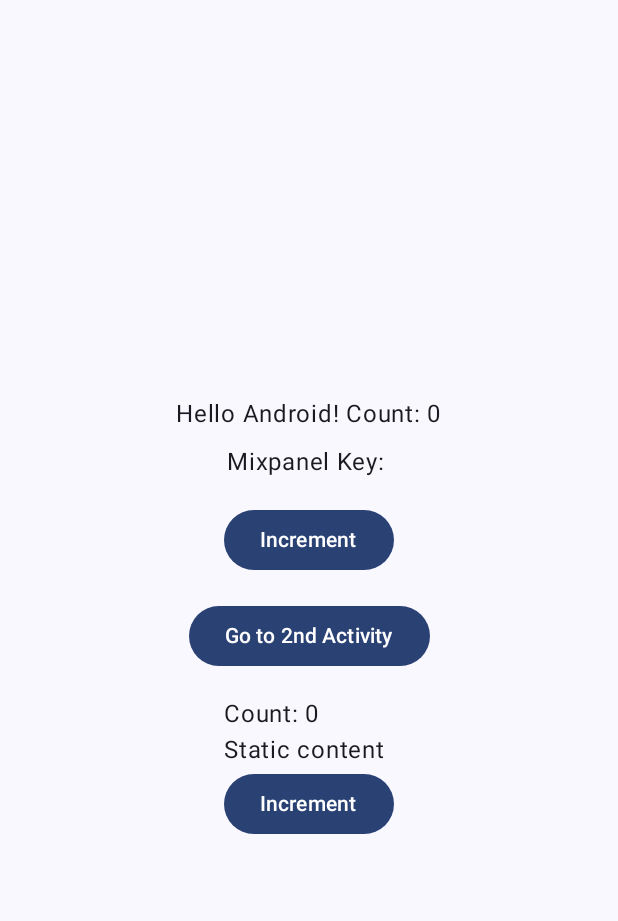
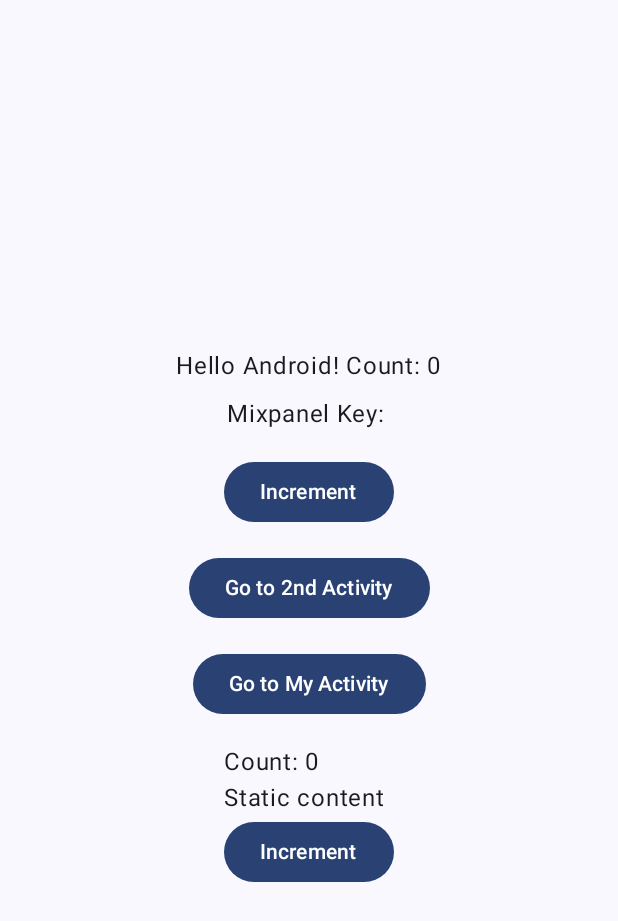
Before and after one commit to Jithin-Jude/bro-test-app, an Android app built with Jetpack Compose: the screen it shows after launch (MainActivity), on a phone screen of 412 x 824 dp. Shown: the top 921 px of the screen. Run offline under Robolectric (Android 15) with nearby library versions, the phone set to English and light mode, and no system bars.

Commit message:
MyActivityViewModel

```diff
--- a/app/src/main/AndroidManifest.xml
+++ b/app/src/main/AndroidManifest.xml
@@ -26,6 +26,9 @@
         <activity
             android:name=".SecondActivity"
             android:exported="false" />
+        <activity
+            android:name=".MyActivity"
+            android:exported="false" />
     </application>
 
 </manifest>
--- a/app/src/main/java/com/jithin/brotestapp/MainActivity.kt
+++ b/app/src/main/java/com/jithin/brotestapp/MainActivity.kt
@@ -70,6 +70,14 @@ class MainActivity : ComponentActivity() {
                                 }
                             ) {
                                 Text(stringResource(R.string.go_to_2nd_activity))
+                            }
+                            Spacer(modifier = Modifier.height(16.dp))
+                            Button(
+                                onClick = {
+                                    MyActivity.launchActivity(this@MainActivity)
+                                }
+                            ) {
+                                Text(stringResource(R.string.go_to_my_activity))
                             }
                             Spacer(modifier = Modifier.height(16.dp))
                             Parent()
--- a/app/src/main/res/values/strings.xml
+++ b/app/src/main/res/values/strings.xml
@@ -1,4 +1,5 @@
 <resources>
     <string name="app_name">Bro Test App</string>
     <string name="go_to_2nd_activity">Go to 2nd Activity</string>
+    <string name="go_to_my_activity">Go to My Activity</string>
 </resources>
```
Also changed, not shown: app/src/main/java/com/jithin/brotestapp/MyActivity.kt (added, +78 -0 lines), app/src/main/java/com/jithin/brotestapp/MyActivityViewModel.kt (added, +28 -0 lines).
